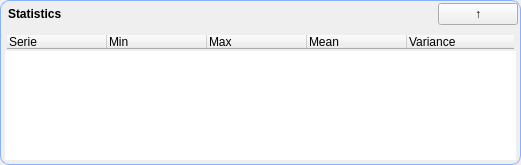
The window that trunk/src/edr/src/plugins/newChart/ui/statsTable.ui (mk4me/hm-mde-one) describes before a commit, drawn with Qt 5.
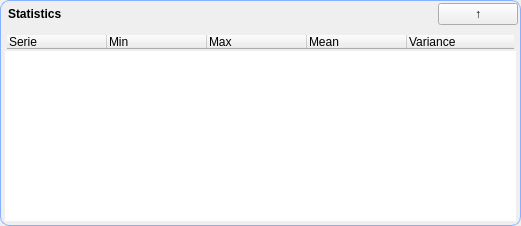
The same window after the commit.

Diff of the .ui file:
```diff
--- a/trunk/src/edr/src/plugins/newChart/ui/statsTable.ui
+++ b/trunk/src/edr/src/plugins/newChart/ui/statsTable.ui
@@ -73,6 +73,12 @@
       </item>
       <item>
        <widget class="QTreeWidget" name="table">
+        <property name="sizePolicy">
+         <sizepolicy hsizetype="Expanding" vsizetype="Minimum">
+          <horstretch>0</horstretch>
+          <verstretch>0</verstretch>
+         </sizepolicy>
+        </property>
         <property name="styleSheet">
          <string notr="true">QFrame { 
      border: 0px solid; 
```
